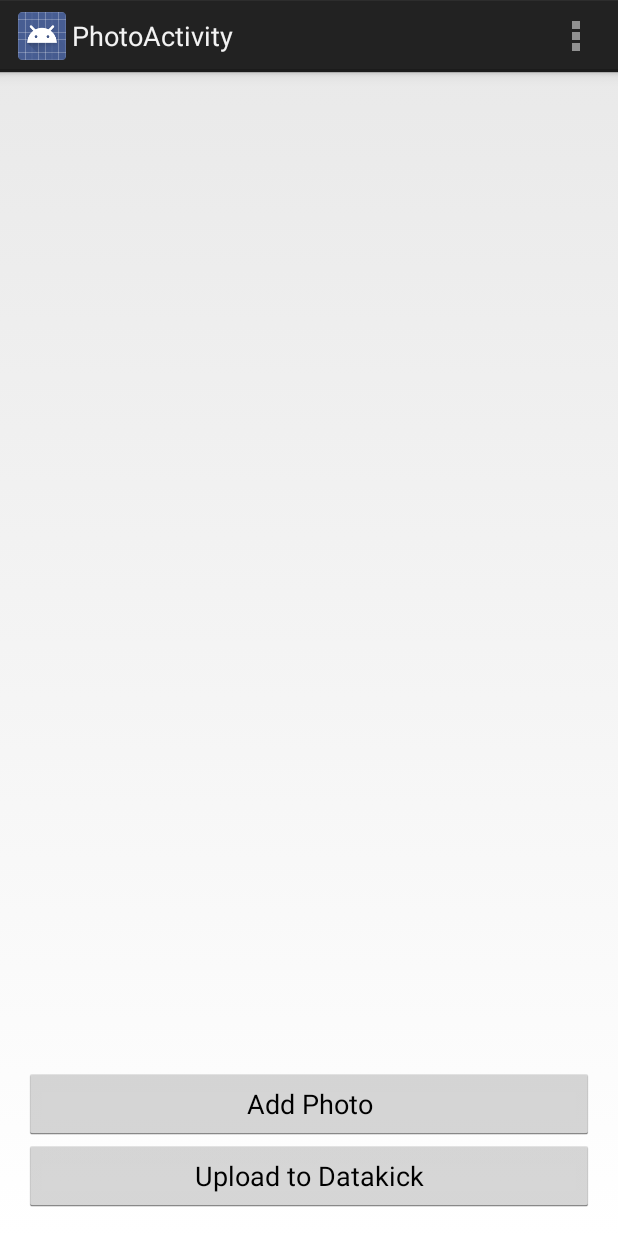
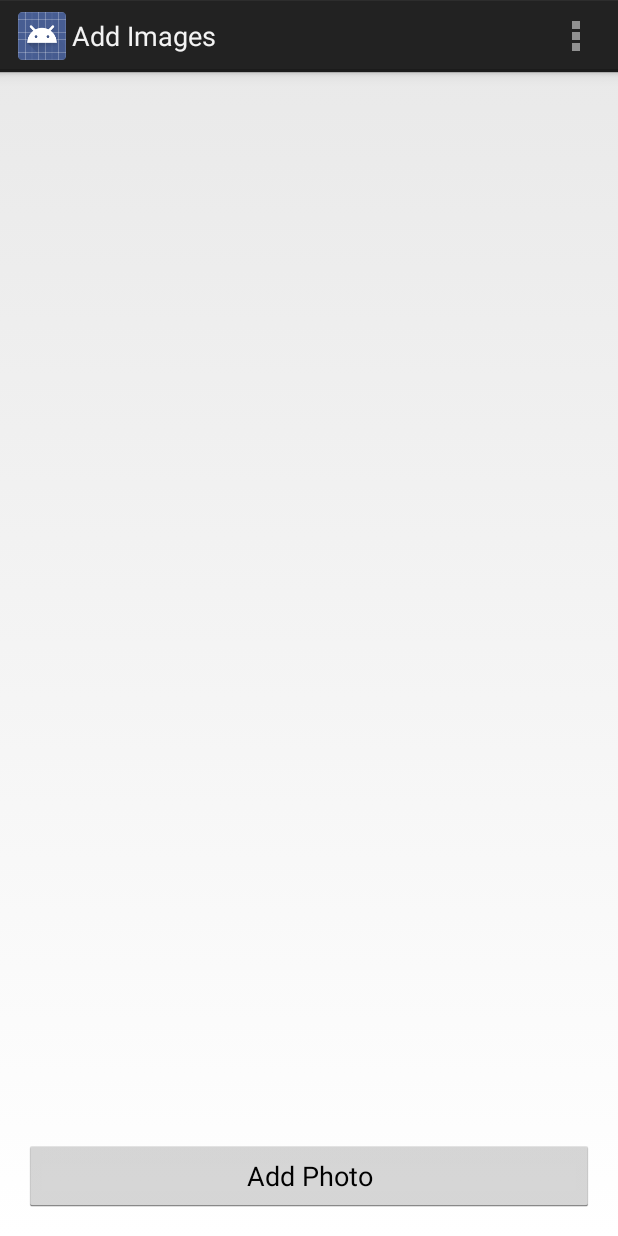
Before and after one commit to kyleconroy/datakick-android, an Android app: the PhotoActivity screen opened directly, with no data from a screen before it, on a phone screen of 412 x 824 dp. Run offline under Robolectric (Android 15) with nearby library versions, the light colour scheme and no system bars.

Commit message:
Add a background service for uploading images. Scale images

```diff
--- a/app/src/main/res/layout/activity_photo.xml
+++ b/app/src/main/res/layout/activity_photo.xml
@@ -11,28 +11,15 @@
     <Button
         android:layout_width="wrap_content"
         android:layout_height="wrap_content"
-        android:text="Upload to Datakick"
-        android:id="@+id/button"
+        android:text="Add Photo"
+        android:id="@+id/button2"
+        android:clickable="true"
+        android:onClick="takePhoto"
         android:layout_alignParentBottom="true"
         android:layout_alignParentLeft="true"
         android:layout_alignParentStart="true"
         android:layout_alignParentRight="true"
-        android:layout_alignParentEnd="true"
-        android:clickable="true"
-        android:onClick="uploadProduct" />
-
-    <Button
-        android:layout_width="wrap_content"
-        android:layout_height="wrap_content"
-        android:text="Add Photo"
-        android:id="@+id/button2"
-        android:layout_above="@+id/button"
-        android:layout_alignParentLeft="true"
-        android:layout_alignParentStart="true"
-        android:layout_alignRight="@+id/button"
-        android:layout_alignEnd="@+id/button"
-        android:clickable="true"
-        android:onClick="takePhoto" />
+        android:layout_alignParentEnd="true" />
 
     <ListView
         android:layout_width="wrap_content"
```
Also changed, not shown: app/src/main/AndroidManifest.xml (+8 -3 lines), app/src/main/java/org/datakick/app/DatakickService.java (added, +155 -0 lines), app/src/main/java/org/datakick/app/PhotoActivity.java (+3 -71 lines).
